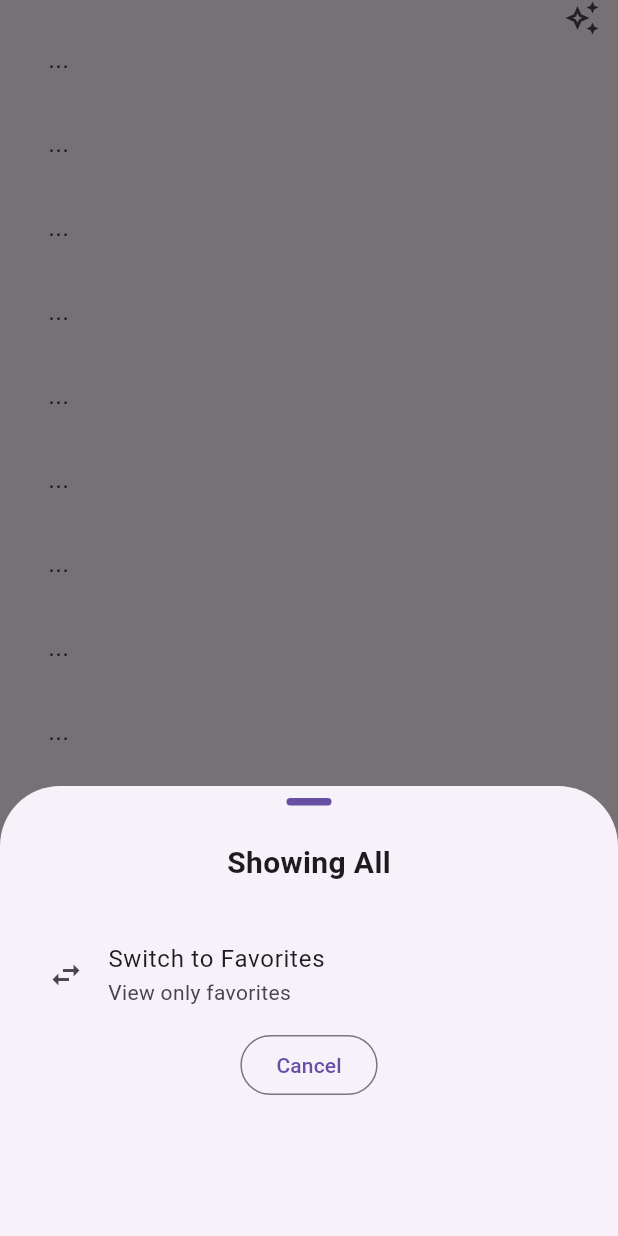
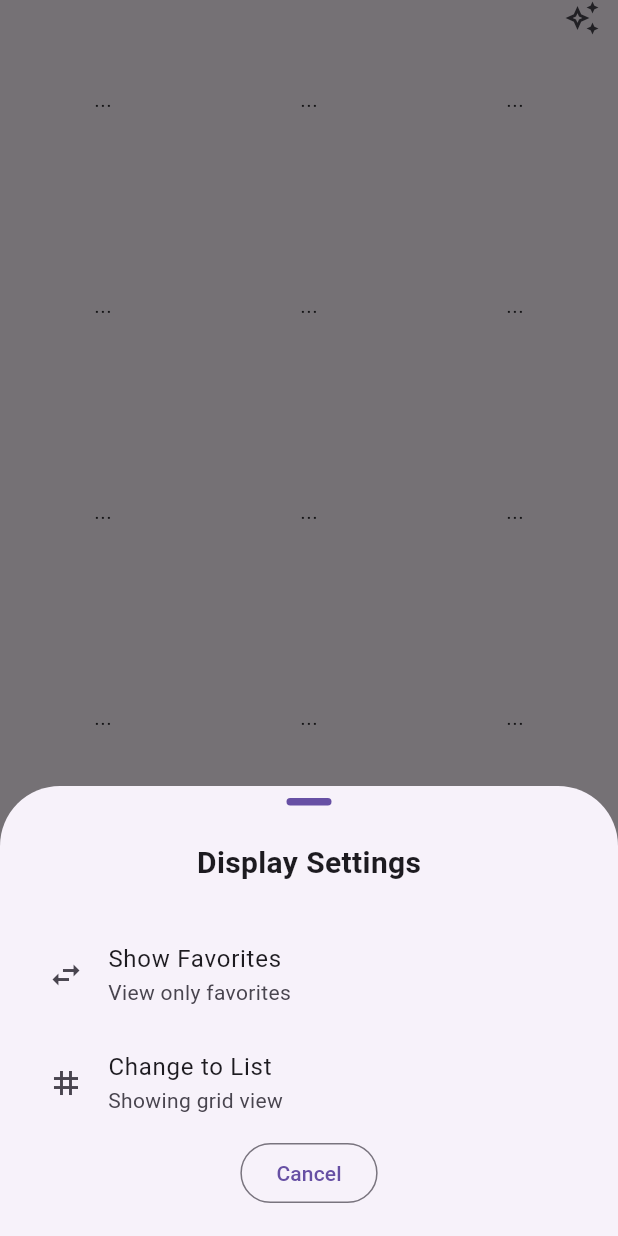
Before and after one commit to TomatoCakePasta/flutter_pokemon, a Flutter app: the screen it shows after launch, scrolled down 576 dp, after a tap on the "auto awesome" icon, on a phone screen of 412 x 824 dp. Run offline on Flutter 3.47's test engine with Material 3 defaults, Android fonts, the phone set to English and light mode, and no system bars; our stand-ins replace shared_preferences, sqflite, sqflite_common_ffi; missing offline and left inert: dart:ffi; accounts and stored records are empty; network calls fail.

Commit message:
実装:リスト/グリッド表示の切り替え機能を追加

```diff
--- /dev/null
+++ b/lib/poke_grid_item.dart
@@ -0,0 +1,55 @@
+import 'package:flutter/material.dart';
+import 'package:flutter_pokemon/const/pokeapi.dart';
+import 'package:flutter_pokemon/models/pokemon.dart';
+import 'package:flutter_pokemon/poke_detail.dart';
+
+
+class PokeGridItem extends StatelessWidget {
+  const PokeGridItem({Key? key, required this.poke}) : super(key: key);
+  final Pokemon? poke;
+
+  @override
+  Widget build(BuildContext context) {
+    if (poke != null) {
+      return Column(
+        children: [
+          InkWell(
+            onTap: () => {
+              Navigator.of(context).push(
+                MaterialPageRoute(
+                  builder: (BuildContext context) => PokeDetail(poke: poke!),
+                ),
+              ),
+            },
+            child: Container(
+              height: 100,
+              width: 100,
+              decoration: BoxDecoration(
+                color: (pokeTypeColors[poke!.types.first] ?? Colors.grey[100])
+                  ?.withOpacity(.3),
+                borderRadius: BorderRadius.circular(10),
+                image: DecorationImage(
+                  fit: BoxFit.fitWidth,
+                  image: NetworkImage(poke!.imageUrl),
+                ),
+              ),
+            ),
+          ),
+          Text(
+            poke!.name,
+            style: TextStyle(fontSize: 16, fontWeight: FontWeight.bold),
+          ),
+        ],
+      );
+    }
+    else {
+      return const SizedBox(
+        height: 100,
+        width: 100,
+        child: Center(
+          child: Text("..."),
+        ),
+      );
+    }
+  }
+}
--- a/lib/poke_list.dart
+++ b/lib/poke_list.dart
@@ -2,6 +2,7 @@ import 'package:flutter/material.dart';
 import 'package:flutter_pokemon/const/pokeapi.dart';
 import 'package:flutter_pokemon/models/favorite.dart';
 import 'package:flutter_pokemon/models/pokemon.dart';
+import 'package:flutter_pokemon/poke_grid_item.dart';
 import 'package:provider/provider.dart';
 import './poke_list_item.dart';
 
@@ -16,6 +17,7 @@ class _PokeListState extends State<PokeList> {
   static const int pageSize = 30;
   bool isFavoriteMode = false;
   int _currentPage = 1;
+  bool isGridMode = true;
 
   int itemCount(int favsCount, int page) {
     int ret = page * pageSize;
@@ -51,9 +53,15 @@ class _PokeListState extends State<PokeList> {
     }
   }
 
-  void changeMode(bool fav) {
+  void changeFavMode(bool fav) {
     setState(() {
       isFavoriteMode = !fav;
+    });
+  }
+
+  void changeGridMode(bool grid) {
+    setState(() {
+      isGridMode = !grid;
     });
   }
 
@@ -80,11 +88,14 @@ class _PokeListState extends State<PokeList> {
                   builder: (BuildContext context) {
                     return ViewModeBottomSheet(
                       favMode: isFavoriteMode,
+                      changeFavMode: changeFavMode,
+                      gridMode: isGridMode,
+                      changeGridMode: changeGridMode,
                     );
                   },
                 );
                 if (ret != null && ret) {
-                  changeMode(isFavoriteMode);
+                  changeFavMode(isFavoriteMode);
                 }
               },
             ),
@@ -96,10 +107,42 @@ class _PokeListState extends State<PokeList> {
                   return const Text("no data");
                 }
                 else {
-                  return ListView.builder(
-                    padding: const EdgeInsets.symmetric(vertical: 4, horizontal: 16),
-                    itemCount: itemCount(favs.favs.length, _currentPage) + 1,
-                    itemBuilder: (context, index) {
+                  if (isGridMode) {
+                    return GridView.builder(
+                      gridDelegate: const SliverGridDelegateWithFixedCrossAxisCount(crossAxisCount: 3),
+                      itemCount: itemCount(favs.favs.length, _currentPage) + 1,
+                      itemBuilder: (context, index) {
+                        if (index == itemCount(favs.favs.length, _currentPage)) {
+                          return Padding(
+                            padding: const EdgeInsets.all(16),
+                            child: OutlinedButton(
+                              child: const Text("more"),
+                              style: OutlinedButton.styleFrom(
+                                shape: RoundedRectangleBorder(
+                                  borderRadius: BorderRadius.circular(20),
+                                ),
+                              ),
+                              onPressed: isLastPage(favs.favs.length, _currentPage)
+                                ? null
+                                : () => {
+                                  setState(() => _currentPage++),
+                                },
+                            ),
+                          );
+                        }
+                        else {
+                          return PokeGridItem(
+                            poke: pokes.byId(itemId(favs.favs, index)),
+                          );
+                        }
+                      },
+                    );
+                  }
+                  else {
+                    return ListView.builder(
+                      padding: const EdgeInsets.symmetric(vertical: 4, horizontal: 16),
+                      itemCount: itemCount(favs.favs.length, _currentPage) + 1,
+                      itemBuilder: (context, index) {
                       if (index == itemCount(favs.favs.length, _currentPage)) {
                         return OutlinedButton(
                           child: const Text("Load More"),
@@ -116,7 +159,8 @@ class _PokeListState extends State<PokeList> {
                         );
                       }
                     },
-                  );
+                    );
+                  }
                 }
               },
             )
@@ -131,30 +175,48 @@ class ViewModeBottomSheet extends StatelessWidget {
   const ViewModeBottomSheet({
     Key? key,
     required this.favMode,
+    required this.changeFavMode,
+    required this.gridMode,
+    required this.changeGridMode,
   }) : super(key: key);
   final bool favMode;
+  final Function(bool) changeFavMode;
+  final bool gridMode;
+  final Function(bool) changeGridMode;
 
   String mainText(bool fav) {
+    return "Display Settings";
+  }
+
+  String menuFavTitle(bool fav) {
     if (fav) {
-      return "Showing Favorites";
+      return "Show All";
     } else {
-      return "Showing All";
+      return "Show Favorites";
     }
   }
 
-  String menuTitle(bool fav) {
-    if (fav) {
-      return "Switch to All";
-    } else {
-      return "Switch to Favorites";
-    }
-  }
-
-  String menuSubtitle(bool fav) {
+  String menuFavSubtitle(bool fav) {
     if (fav) {
       return "View all Pokémon";
     } else {
       return "View only favorites";
+    }
+  }
+
+  String menuGridTitle(bool grid) {
+    if (grid) {
+      return "Change to List";
+    } else {
+      return "Change to Grid";
+    }
+  }
+
+  String menuGridSubtitle(bool grid) {
+    if (grid) {
+      return "Showing grid view";
+    } else {
+      return "Showing list view";
     }
   }
 
@@ -188,13 +250,27 @@ class ViewModeBottomSheet extends StatelessWidget {
               ListTile(
                 leading: const Icon(Icons.swap_horiz),
                 title: Text(
-                  menuTitle(favMode),
+                  menuFavTitle(favMode),
                 ),
                 subtitle: Text(
-                  menuSubtitle(favMode),
+                  menuFavSubtitle(favMode),
                 ),
                 onTap: () {
-                  Navigator.pop(context, true);
+                  changeFavMode(favMode);
+                  Navigator.pop(context);
+                },
+              ),
+              ListTile(
+                leading: const Icon(Icons.grid_3x3),
+                title: Text(
+                  menuGridTitle(gridMode),
+                ),
+                subtitle: Text(
+                  menuGridSubtitle(gridMode),
+                ),
+                onTap: () {
+                  changeGridMode(gridMode);
+                  Navigator.pop(context);
                 },
               ),
               OutlinedButton(
```
